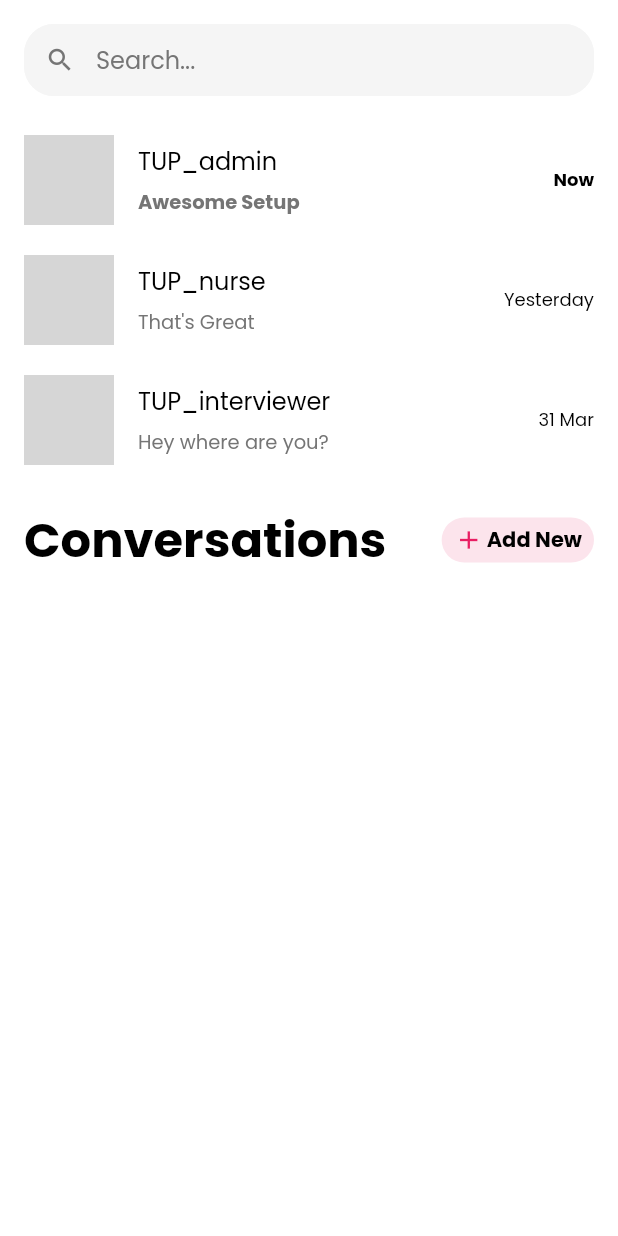
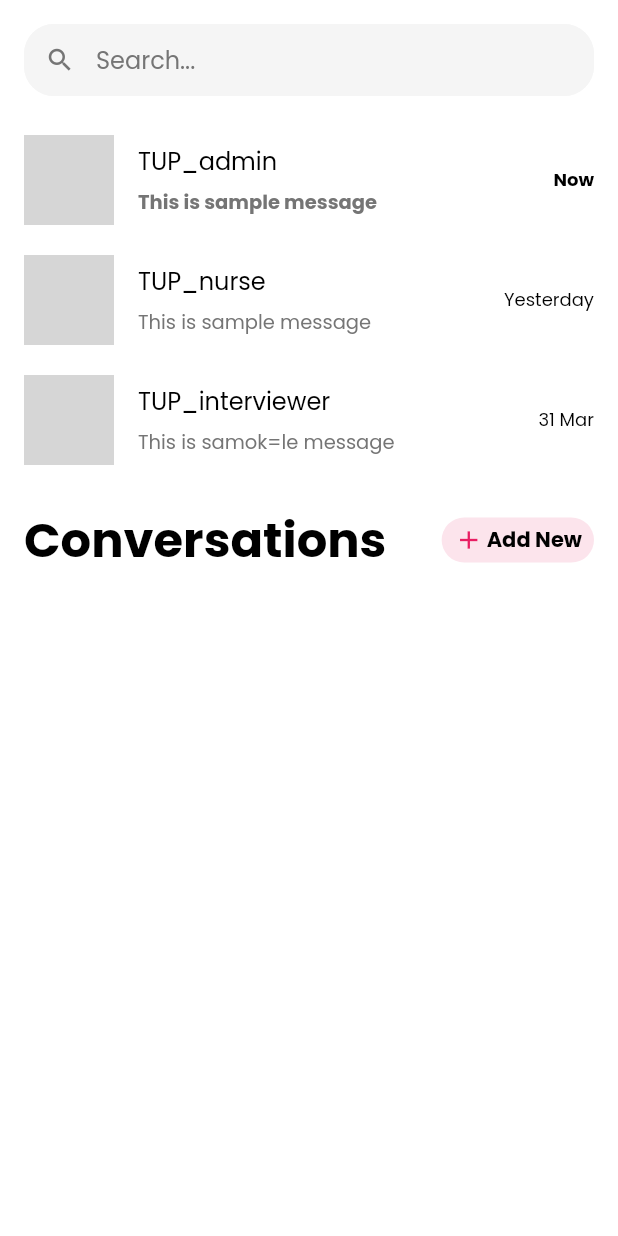
Before and after one commit to AJBasilio/Admission---Mobile-App, a Flutter app: the ChatPage screen opened directly, on a phone screen of 412 x 824 dp. Run offline on Flutter 3.47's test engine with Material 2 defaults, Android fonts, the phone set to English and light mode, and no system bars; our stand-ins replace adaptive_theme, fl_chart, flutter_svg, google_fonts; network calls fail; grey boxes are pictures that could not be loaded.

Commit message:
Update admin_chatpage.dart

```diff
--- a/admissionproject/lib/admin/admin_chatpage.dart
+++ b/admissionproject/lib/admin/admin_chatpage.dart
@@ -13,9 +13,9 @@ class ChatPage extends StatefulWidget {
 
 class _ChatPageState extends State<ChatPage> {
   List<ChatUsers> chatUsers = [
-   ChatUsers(name: "TUP_admin", messageText: "Awesome Setup", imageURL: "assets/images/logo.png", time: "Now"),
-   ChatUsers(name: "TUP_nurse", messageText: "That's Great", imageURL: "assets/images/logo.png", time: "Yesterday"),
-   ChatUsers(name: "TUP_interviewer", messageText: "Hey where are you?", imageURL: "assets/images/logo.png", time: "31 Mar"),
+   ChatUsers(name: "TUP_admin", messageText: "This is sample message", imageURL: "assets/images/logo.png", time: "Now"),
+   ChatUsers(name: "TUP_nurse", messageText: "This is sample message", imageURL: "assets/images/logo.png", time: "Yesterday"),
+   ChatUsers(name: "TUP_interviewer", messageText: "This is samok=le message", imageURL: "assets/images/logo.png", time: "31 Mar"),
 
   ];
   @override
```
